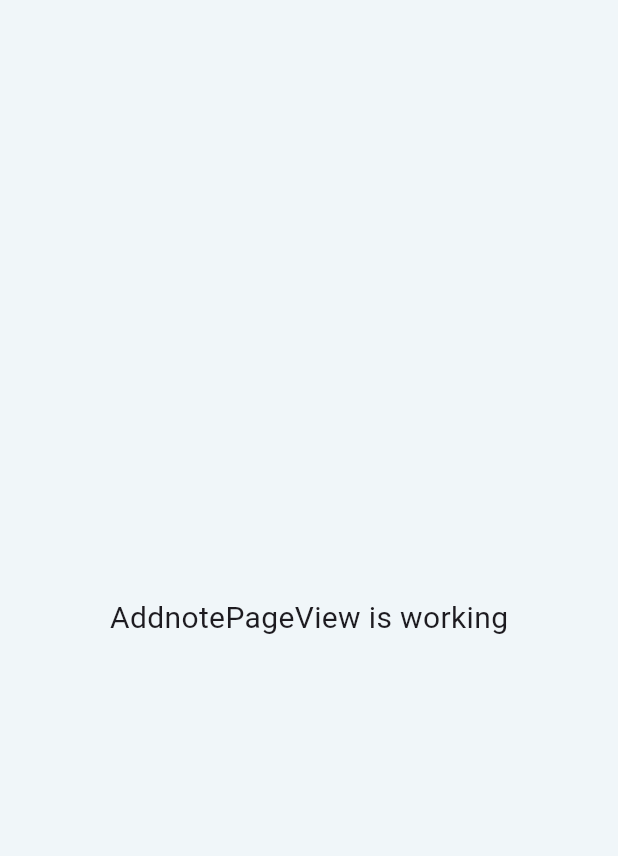
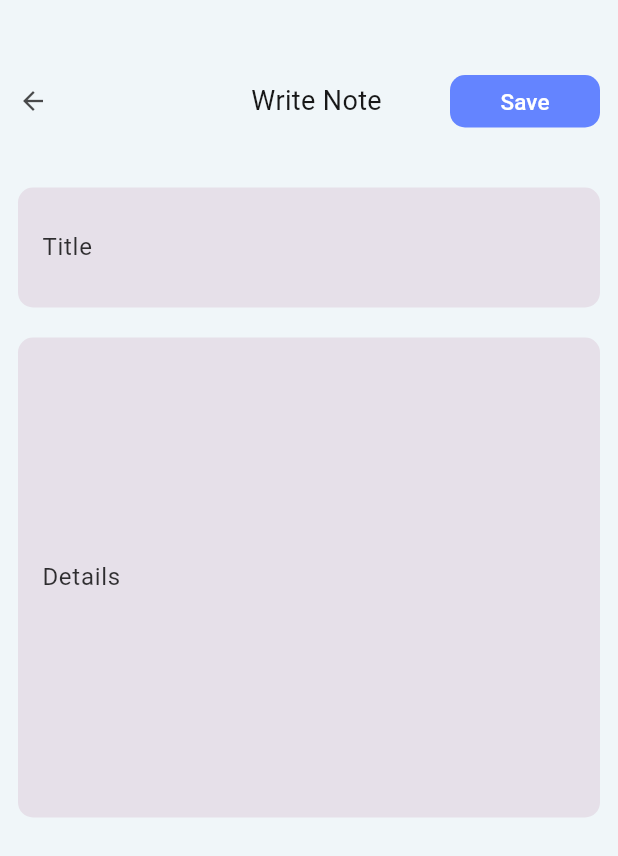
Before and after one commit to Shawon954/notes, a Flutter app: the AddnotePageView screen opened by its route, on a phone screen of 412 x 824 dp. Shown: the top 856 px of the screen. Run offline on Flutter 3.47's test engine with Material 3 defaults, Android fonts, the phone set to English and light mode, and no system bars; our stand-ins replace flutter_spinkit, get, go_router.

Commit message:
AddNote Page Design Complete,

```diff
--- a/lib/app/modules/addnote_page/controllers/addnote_page_controller.dart
+++ b/lib/app/modules/addnote_page/controllers/addnote_page_controller.dart
@@ -1,23 +1,11 @@
+import 'package:flutter/cupertino.dart';
 import 'package:get/get.dart';
 
 class AddnotePageController extends GetxController {
-  //TODO: Implement AddnotePageController
+  final note_key = GlobalKey<FormState>();
 
-  final count = 0.obs;
-  @override
-  void onInit() {
-    super.onInit();
-  }
+  final titleController = TextEditingController();
+  final detailsController = TextEditingController();
 
-  @override
-  void onReady() {
-    super.onReady();
-  }
-
-  @override
-  void onClose() {
-    super.onClose();
-  }
-
-  void increment() => count.value++;
+  RxInt maxLines = 1.obs;
 }
--- a/lib/app/modules/addnote_page/views/addnote_page_view.dart
+++ b/lib/app/modules/addnote_page/views/addnote_page_view.dart
@@ -1,22 +1,86 @@
 import 'package:flutter/material.dart';
 
 import 'package:get/get.dart';
+import 'package:go_router/src/router.dart';
+import 'package:notes/app/routes/go_routes.dart';
+import 'package:notes/app/widget/custom_material_button.dart';
+import 'package:notes/app/widget/custom_textformfiled.dart';
 
 import '../../../utils/app_color.dart';
 import '../controllers/addnote_page_controller.dart';
 
-class AddnotePageView extends GetView<AddnotePageController> {
-  const AddnotePageView({super.key});
+class AddnotePageView extends StatelessWidget {
+  final controller = Get.put(AddnotePageController());
+
   @override
   Widget build(BuildContext context) {
     return Scaffold(
-     backgroundColor: AppColors.pageBackground,
-      body: const Center(
-        child: Text(
-          'AddnotePageView is working',
-          style: TextStyle(fontSize: 20),
-        ),
-      ),
-    );
+        backgroundColor: AppColors.pageBackground,
+        body: Padding(
+          padding: const EdgeInsets.only(top: 50, left: 12, right: 12),
+          child: Column(
+            children: [
+              Row(
+                mainAxisAlignment: MainAxisAlignment.spaceBetween,
+                children: [
+                  GestureDetector(
+                    onTap: (){
+                      GoRouter.of(context).go('/home_page');
+                    },
+                    child: Icon(Icons.arrow_back_outlined,color: AppColors.textDark70,size: 20,),
+                  ),
+                  Center(
+                      child: Padding(
+                    padding: const EdgeInsets.only(left: 90),
+                    child: Text(
+                      'Write Note',
+                      style: TextStyle(
+                          fontSize: 18,
+                          color: AppColors.textDark90,
+                          fontWeight: FontWeight.w400),
+                    ),
+                  )),
+                  CustomMaterialButton(
+                    title: 'Save',
+                    width: 100,
+                    onPressed: () {},
+                    color: AppColors.primary,
+                  ),
+                ],
+              ),
+              SizedBox(
+                height: 40,
+              ),
+              Form(
+                  key: controller.note_key,
+                  child: Column(
+                    children: [
+                      SingleChildScrollView(
+                        scrollDirection: Axis.vertical,
+                        child: CustomTextFormField(
+                          controller: controller.titleController,
+                          textInputType: TextInputType.text,
+                          labelText: 'Title',
+                          maxLine: 2,
+                        ),
+                      ),
+                      SizedBox(
+                        height: 20,
+                      ),
+                      CustomTextFormField(
+                        controller: controller.detailsController,
+                        textInputType: TextInputType.text,
+                        labelText: 'Details',
+                        maxLine: 12,
+                      ),
+
+                      SizedBox(
+                        height: 20,
+                      ),
+                    ],
+                  ))
+            ],
+          ),
+        ));
   }
 }
--- a/lib/app/modules/login_page/views/login_page_view.dart
+++ b/lib/app/modules/login_page/views/login_page_view.dart
@@ -56,12 +56,14 @@ class LoginPageView extends StatelessWidget {
                             controller: controller.passwordController,
                             validator: (password)=>ErrorMessage().validatePassword(password!),
                             obscure: controller.isObscured.value,
+                            maxLine: 1,
                             suffixIcon: IconButton(
                               icon: Icon(
                                 controller.isObscured.value
                                     ? Icons.visibility_off
                                     : Icons.visibility,
                               ),
+
                               onPressed: () {
                                 controller.togglePasswordVisibility();
                               },
--- a/lib/app/widget/custom_textformfiled.dart
+++ b/lib/app/widget/custom_textformfiled.dart
@@ -6,12 +6,12 @@ class CustomTextFormField extends StatelessWidget {
   const CustomTextFormField({
     super.key,
     required this.controller,
-
     this.obscure = false,
     required this.textInputType,
     this.suffixIcon,
     required this.labelText,
     this.validator,
+    this.maxLine, this.onChanged, this.helperLine,
   });
 
   final TextEditingController controller;
@@ -20,6 +20,9 @@ class CustomTextFormField extends StatelessWidget {
   final bool? obscure;
   final TextInputType textInputType;
   final String? Function(String? value)? validator;
+  final int? maxLine,helperLine;
+  final String?Function(String)? onChanged;
+
   @override
   Widget build(BuildContext context) {
     return TextFormField(
@@ -27,11 +30,14 @@ class CustomTextFormField extends StatelessWidget {
       obscureText: obscure!,
       keyboardType: textInputType,
       validator: validator,
+      maxLines: maxLine,
+      onChanged: onChanged,
       decoration: InputDecoration(
         filled: true,
         labelText: labelText,
+
         labelStyle: TextStyle(fontSize: 16, color: AppColors.textDark80),
-
+        helperMaxLines: helperLine,
         suffixIcon: suffixIcon,
         border: OutlineInputBorder(
           borderSide: BorderSide.none,
```
